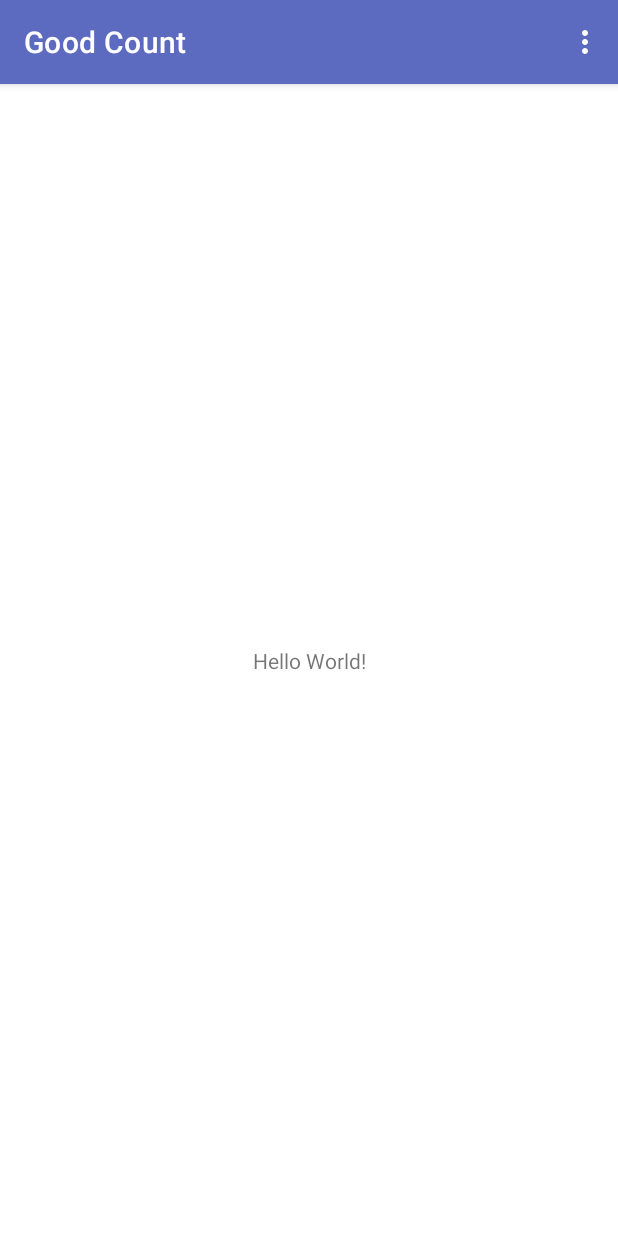
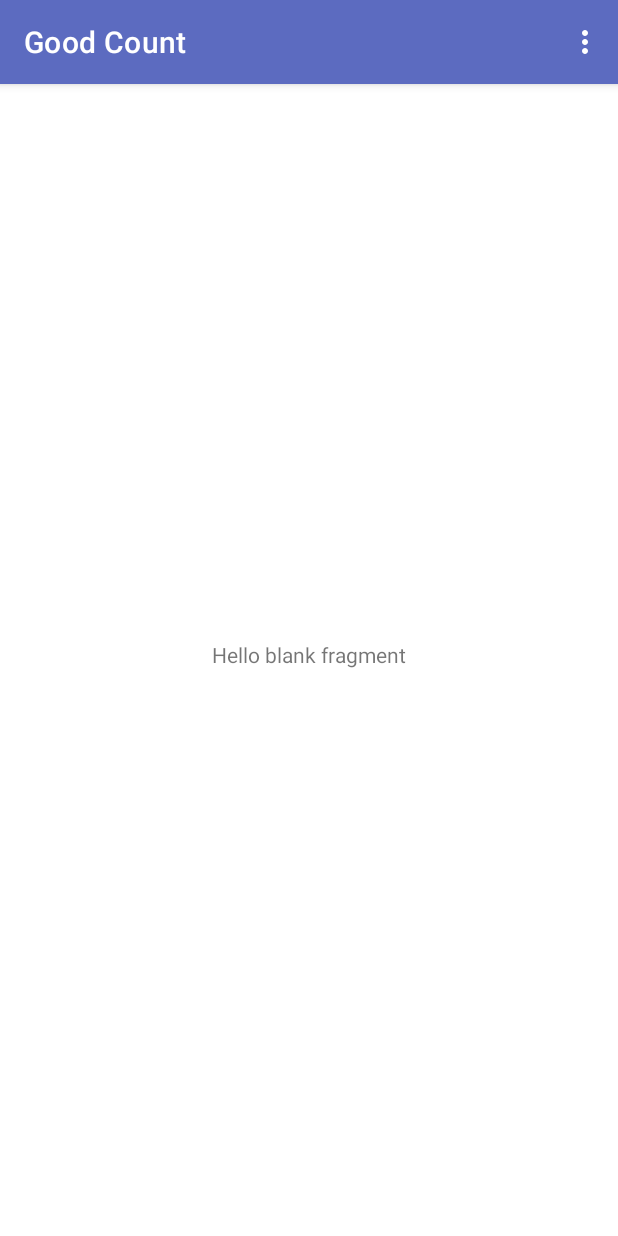
Before and after one commit to wilksyz/GoodCount, an Android app: the screen it shows after launch once a user with an empty profile is signed in (MainActivity), on a phone screen of 412 x 824 dp. Run offline under Robolectric (Android 15) with nearby library versions, the phone set to English and light mode, and no system bars; our stand-ins replace Firebase (no records; nobody signed in at launch, a user with empty details on screens opened directly); libraries missing offline, so code that uses them is left out: com.facebook, com.facebook.login; 2 statements that could not run were skipped.

Commit message:
Add MainFragment

```diff
--- a/app/build.gradle
+++ b/app/build.gradle
@@ -30,6 +30,7 @@ dependencies {
     implementation 'androidx.appcompat:appcompat:1.0.2'
     implementation 'androidx.core:core-ktx:1.0.2'
     implementation 'androidx.constraintlayout:constraintlayout:1.1.3'
+    implementation 'androidx.legacy:legacy-support-v4:1.0.0'
     testImplementation 'junit:junit:4.12'
     androidTestImplementation 'androidx.test:runner:1.1.1'
     androidTestImplementation 'androidx.test.espresso:espresso-core:3.1.1'
--- a/app/src/main/java/com/antoine/goodCount/MainActivity.kt
+++ b/app/src/main/java/com/antoine/goodCount/MainActivity.kt
@@ -5,18 +5,21 @@ import android.os.Bundle
 import android.view.Menu
 import android.view.MenuItem
 import androidx.appcompat.app.AppCompatActivity
+import com.antoine.goodCount.ui.MainFragment
 import com.antoine.goodCount.ui.SignInActivity
 import com.facebook.login.LoginManager
 import com.google.android.gms.auth.api.signin.GoogleSignIn
 import com.google.android.gms.auth.api.signin.GoogleSignInOptions
 import com.google.firebase.auth.FirebaseAuth
 
+private const val ID_USER = "id user"
 class MainActivity : AppCompatActivity() {
 
     override fun onCreate(savedInstanceState: Bundle?) {
         super.onCreate(savedInstanceState)
         setContentView(R.layout.activity_main)
-
+        val userId = intent?.getStringExtra(ID_USER)
+        userId?.let { configureFragment(it) }
     }
 
     override fun onCreateOptionsMenu(menu: Menu): Boolean {
@@ -31,6 +34,17 @@ class MainActivity : AppCompatActivity() {
         }else -> {
             super.onOptionsItemSelected(item)
         }
+    }
+
+    private fun configureFragment(userId: String){
+        val fragmentManager = supportFragmentManager
+        val fragmentTransaction = fragmentManager.beginTransaction()
+        val args = Bundle()
+        args.putString(ID_USER, userId)
+        val mainFragment = MainFragment()
+        mainFragment.arguments = args
+        fragmentTransaction.replace(R.id.fragment_main_container, mainFragment)
+        fragmentTransaction.commit()
     }
 
     private fun disconnect(){
--- /dev/null
+++ b/app/src/main/java/com/antoine/goodCount/ui/MainFragment.kt
@@ -0,0 +1,31 @@
+package com.antoine.goodCount.ui
+
+
+import android.os.Bundle
+import android.util.Log
+import androidx.fragment.app.Fragment
+import android.view.LayoutInflater
+import android.view.View
+import android.view.ViewGroup
+
+import com.antoine.goodCount.R
+
+/**
+ * A simple [Fragment] subclass.
+ *
+ */
+private const val ID_USER = "id user"
+class MainFragment : Fragment() {
+
+    override fun onCreateView(
+        inflater: LayoutInflater, container: ViewGroup?,
+        savedInstanceState: Bundle?): View? {
+        // Inflate the layout for this fragment
+        val view = inflater.inflate(R.layout.fragment_main, container, false)
+        val userId: String = arguments?.get(ID_USER).toString()
+
+        return view
+    }
+
+
+}
--- a/app/src/main/res/layout/activity_main.xml
+++ b/app/src/main/res/layout/activity_main.xml
@@ -6,14 +6,13 @@
         android:layout_width="match_parent"
         android:layout_height="match_parent"
         tools:context=".MainActivity">
+    <FrameLayout
+            android:layout_width="0dp"
+            android:layout_height="0dp"
+            app:layout_constraintTop_toTopOf="parent" app:layout_constraintStart_toStartOf="parent"
+            app:layout_constraintEnd_toEndOf="parent"
+            app:layout_constraintBottom_toBottomOf="parent"
+            android:id="@+id/fragment_main_container">
 
-    <TextView
-            android:layout_width="wrap_content"
-            android:layout_height="wrap_content"
-            android:text="Hello World!"
-            app:layout_constraintBottom_toBottomOf="parent"
-            app:layout_constraintLeft_toLeftOf="parent"
-            app:layout_constraintRight_toRightOf="parent"
-            app:layout_constraintTop_toTopOf="parent"/>
-
+    </FrameLayout>
 </androidx.constraintlayout.widget.ConstraintLayout>
--- /dev/null
+++ b/app/src/main/res/layout/fragment_main.xml
@@ -0,0 +1,18 @@
+<?xml version="1.0" encoding="utf-8"?>
+<androidx.constraintlayout.widget.ConstraintLayout xmlns:android="http://schemas.android.com/apk/res/android"
+                                                   xmlns:app="http://schemas.android.com/apk/res-auto" xmlns:tools="http://schemas.android.com/tools"
+                                                   android:layout_width="match_parent"
+                                                   android:layout_height="match_parent"
+                                                   tools:context=".ui.MainFragment">
+
+    <!-- TODO: Update blank fragment layout -->
+    <TextView
+            android:layout_width="wrap_content"
+            android:layout_height="wrap_content"
+            android:text="@string/hello_blank_fragment"
+            app:layout_constraintTop_toTopOf="parent"
+            android:layout_marginBottom="8dp" app:layout_constraintBottom_toBottomOf="parent"
+            app:layout_constraintStart_toStartOf="parent" android:layout_marginStart="8dp"
+            app:layout_constraintEnd_toEndOf="parent" android:layout_marginEnd="8dp"/>
+
+</androidx.constraintlayout.widget.ConstraintLayout>
--- a/app/src/main/res/menu/menu_toolbar_activity_main.xml
+++ b/app/src/main/res/menu/menu_toolbar_activity_main.xml
@@ -1,11 +1,9 @@
 <?xml version="1.0" encoding="utf-8"?>
 <menu xmlns:app="http://schemas.android.com/apk/res-auto"
       xmlns:android="http://schemas.android.com/apk/res/android">
-
 
     <item android:id="@+id/disconnect_button"
           android:title="@string/disconnect"
           android:icon="@drawable/ic_exit_to_app"
           app:showAsAction="never|withText"/>
-
 </menu>
--- a/app/src/main/res/values/strings.xml
+++ b/app/src/main/res/values/strings.xml
@@ -6,4 +6,7 @@
     <string name="fb_login_protocol_scheme" translatable="false">fb360557888140915</string>
     <string name="disconnect">Disconnect</string>
 
+    <!-- TODO: Remove or change this placeholder text -->
+    <string name="hello_blank_fragment">Hello blank fragment</string>
+
 </resources>
```
